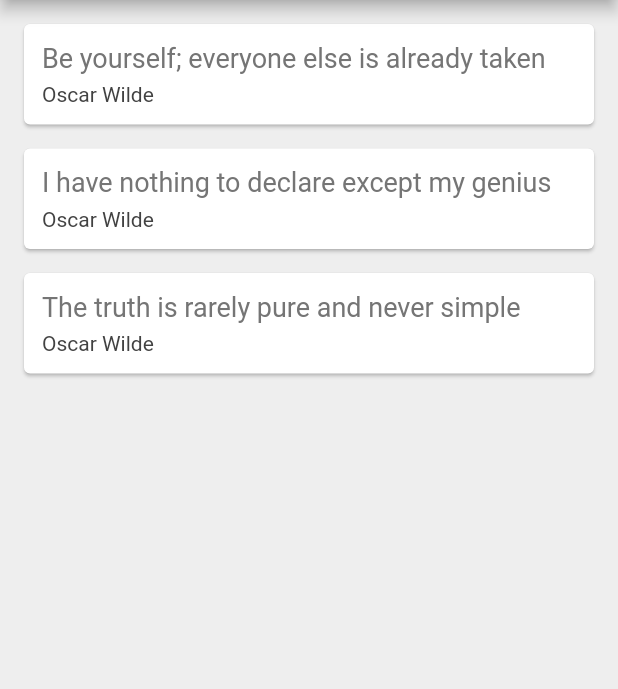
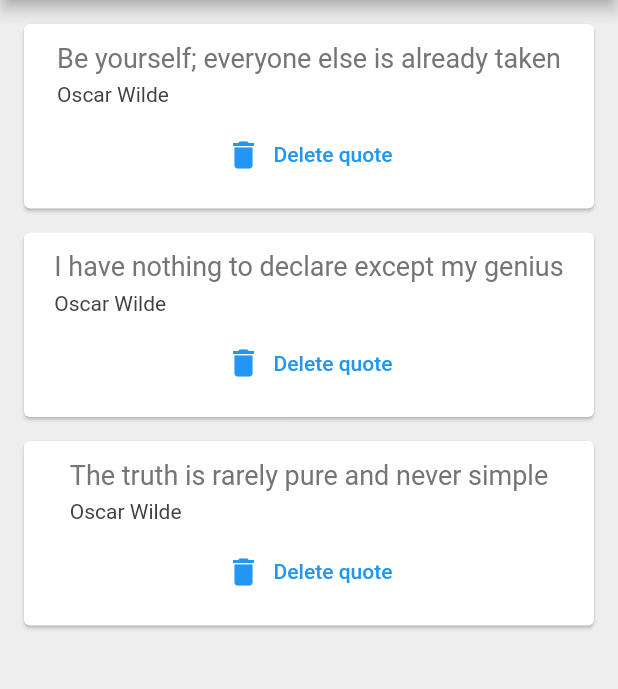
Before and after one commit to mhizterkeyz/quotes, a Flutter app: the screen it shows after launch, on a phone screen of 412 x 824 dp, the part 84-773 px from its top. Run offline on Flutter 3.47's test engine with Material 2 defaults, Android fonts, the phone set to English and light mode, and no system bars.

Commit message:
feat: add delete quote functionality

```diff
--- a/lib/main.dart
+++ b/lib/main.dart
@@ -46,7 +46,15 @@ class _QuoteListState extends State<QuoteList> {
         ),
         body: Column(
           crossAxisAlignment: CrossAxisAlignment.stretch,
-          children: quotes.map((quote) => QuoteCard(quote: quote)).toList(),
+          children: quotes
+              .map((quote) => QuoteCard(
+                  quote: quote,
+                  delete: () {
+                    setState(() {
+                      quotes.remove(quote);
+                    });
+                  }))
+              .toList(),
         ));
   }
 }
--- a/lib/quote_card.dart
+++ b/lib/quote_card.dart
@@ -5,9 +5,12 @@ class QuoteCard extends StatelessWidget {
   const QuoteCard({
     Key? key,
     required this.quote,
+    required this.delete,
   }) : super(key: key);
 
   final Quote quote;
+
+  final Function delete;
 
   @override
   Widget build(BuildContext context) {
@@ -15,14 +18,27 @@ class QuoteCard extends StatelessWidget {
       margin: const EdgeInsets.fromLTRB(16, 16, 16, 0),
       child: Padding(
         padding: const EdgeInsets.all(12),
-        child: Wrap(
-          direction: Axis.vertical,
-          spacing: 6.0,
+        child: Column(
           children: [
-            Text(quote.text,
-                style: TextStyle(fontSize: 18, color: Colors.grey[600])),
-            Text(quote.author,
-                style: TextStyle(fontSize: 14, color: Colors.grey[800])),
+            Wrap(
+              direction: Axis.vertical,
+              spacing: 6,
+              children: [
+                Text(quote.text,
+                    style: TextStyle(fontSize: 18, color: Colors.grey[600])),
+                Text(quote.author,
+                    style: TextStyle(fontSize: 14, color: Colors.grey[800])),
+              ],
+            ),
+            const SizedBox(
+              height: 8,
+            ),
+            TextButton.icon(
+                onPressed: () {
+                  delete();
+                },
+                icon: const Icon(Icons.delete),
+                label: const Text('Delete quote')),
           ],
         ),
       ),
```
